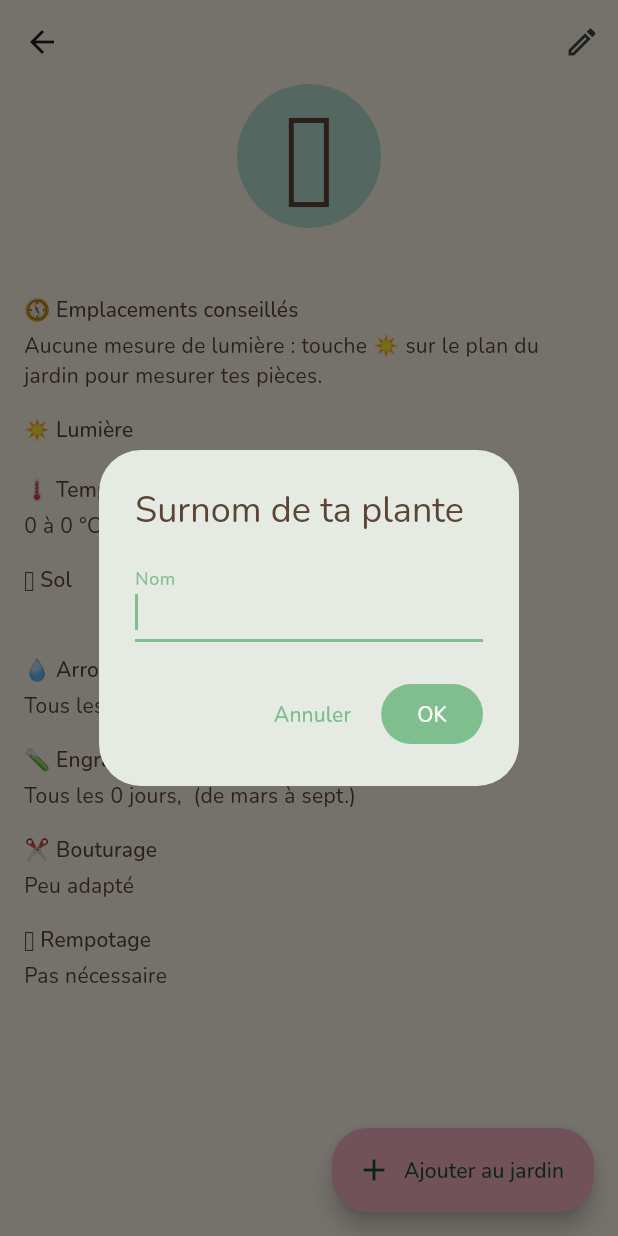
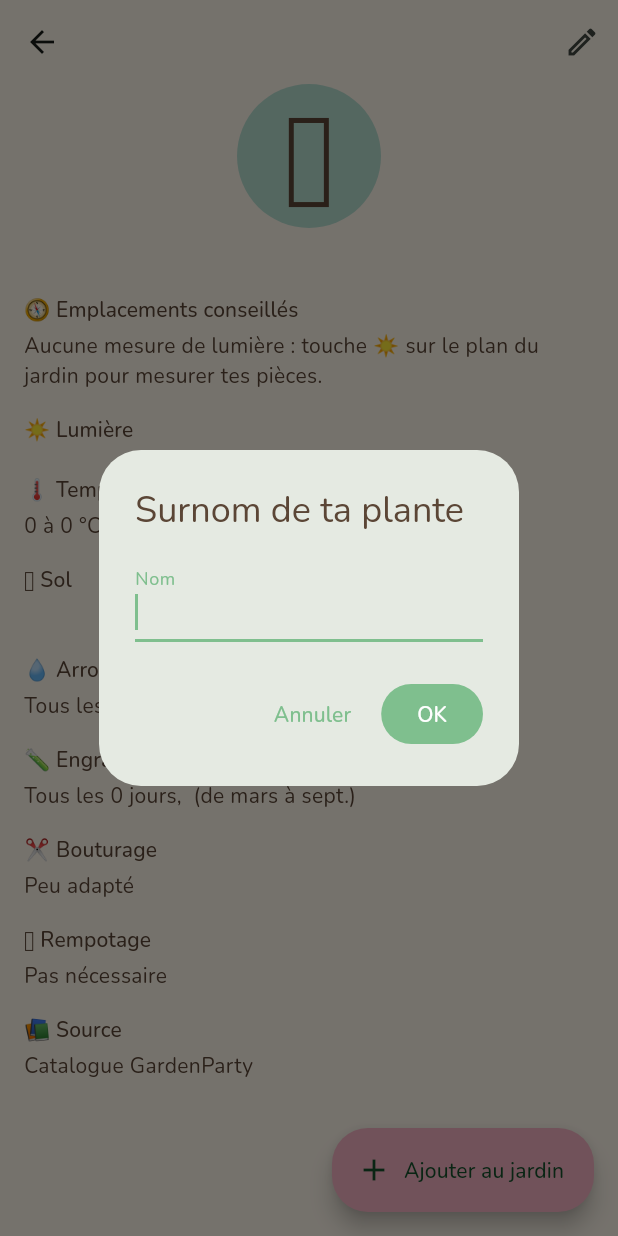
Before and after one commit to binckje/GardenParty, a Flutter app: the SpeciesScreen screen opened directly with empty values, after a tap on "Ajouter au jardin", on a phone screen of 412 x 824 dp. Run offline on Flutter 3.47's test engine with Material 3 defaults, Android fonts, the phone set to English and light mode, and no system bars; our stand-ins replace camera, drift, drift_flutter, file_picker, flutter_local_notifications, flutter_riverpod and 7 more; missing offline and left inert: file_saver, googleapis, light; accounts and stored records are empty; generated files the repository leaves out were written again; statements that could not run were skipped.

Commit message:
Show where each species sheet comes from
Species sheets end with a source section (Perenual, Tela Botanica, GBIF,
custom or bundled catalog) linking to the original page; online search
results and photo suggestions name their source too.

Co-Authored-By: Claude Opus 5.5 <noreply@anthropic.com>
Claude-Session: https://claude.ai/code/session_012WfHCE7zDwsinPgR5AXGEh

```diff
--- a/lib/data/api/species_mapper.dart
+++ b/lib/data/api/species_mapper.dart
@@ -8,7 +8,7 @@ PlantSpecies perenualToSpecies(Map<String, dynamic> j, {String? frenchName, Stri
   final hardinessMin = _usdaZone(j['hardiness']?['min']);
   final indoor = j['indoor'] == true;
   return PlantSpecies(
-    id: 'perenual-${j['id']}',
+    id: '$perenualSpeciesPrefix${j['id']}',
     scientificName: scientificName ?? PerenualClient.firstScientificName(j['scientific_name']),
     commonName: frenchName ?? _capitalize((j['common_name'] as String?) ?? ''),
     imageUrl: PerenualClient.imageUrl(j['default_image']),
@@ -32,6 +32,7 @@ PlantSpecies perenualToSpecies(Map<String, dynamic> j, {String? frenchName, Stri
 
 /// Préfixe d'identifiant des fiches simplifiées (GBIF + valeurs par défaut), à ajuster par l'utilisateur.
 const gbifSpeciesPrefix = 'gbif-';
+const perenualSpeciesPrefix = 'perenual-';
 
 /// Fiche simplifiée quand Perenual n'a pas de fiche gratuite : nom et taxonomie GBIF,
 /// entretien moyen de plante d'intérieur.
@@ -50,6 +51,31 @@ PlantSpecies gbifDefaultSpecies({required int gbifKey, required String scientifi
 
 /// Préfixe d'identifiant des fiches déduites des indicateurs écologiques Tela Botanica.
 const telaSpeciesPrefix = 'tela-';
+
+/// Fiches créées dans l'éditeur.
+const customSpeciesPrefix = 'perso-';
+
+/// Origine d'une fiche, déduite de son identifiant.
+({String label, Uri? url}) speciesSource(String id) {
+  String rest(String prefix) => id.substring(prefix.length);
+  if (id.startsWith(perenualSpeciesPrefix)) {
+    return (
+      label: 'Perenual (entretien), noms français GBIF',
+      url: Uri.parse('https://perenual.com/plant-species-database-search-finder/species/${rest(perenualSpeciesPrefix)}'),
+    );
+  }
+  if (id.startsWith(telaSpeciesPrefix)) {
+    return (
+      label: 'Tela Botanica, baseflor (écologie), noms français GBIF',
+      url: Uri.parse('https://www.tela-botanica.org/bdtfx-nn-${rest(telaSpeciesPrefix)}'),
+    );
+  }
+  if (id.startsWith(gbifSpeciesPrefix)) {
+    return (label: 'GBIF (noms), entretien par défaut', url: Uri.parse('https://www.gbif.org/species/${rest(gbifSpeciesPrefix)}'));
+  }
+  if (id.startsWith(customSpeciesPrefix)) return (label: 'Fiche personnelle', url: null);
+  return (label: 'Catalogue GardenParty', url: null);
+}
 
 /// Fiche de plante d'extérieur déduite du milieu naturel (Baseflor) : lumière d'Ellenberg (1–9),
 /// température (1–9), humidité du sol (1–12), réaction et nutriments du sol.
--- a/lib/features/plants/species_editor.dart
+++ b/lib/features/plants/species_editor.dart
@@ -4,6 +4,8 @@ import 'package:flutter/material.dart';
 import 'package:flutter_riverpod/flutter_riverpod.dart';
 import 'package:image_picker/image_picker.dart';
 import 'package:uuid/uuid.dart';
+
+import '../../data/api/species_mapper.dart';
 
 import '../../data/providers.dart';
 import '../../models/garden.dart';
@@ -80,7 +82,7 @@ class _SpeciesEditorScreenState extends ConsumerState<SpeciesEditorScreen> {
       return;
     }
     final species = PlantSpecies(
-      id: widget.initial?.id ?? 'perso-${const Uuid().v4()}',
+      id: widget.initial?.id ?? '$customSpeciesPrefix${const Uuid().v4()}',
       scientificName: _scientific.text.trim(),
       commonName: _common.text.trim(),
       imageUrl: _image,
--- a/lib/features/plants/species_view.dart
+++ b/lib/features/plants/species_view.dart
@@ -1,5 +1,6 @@
 import 'package:flutter/foundation.dart';
 import 'package:flutter/material.dart';
+import 'package:url_launcher/url_launcher.dart';
 
 import '../../app/theme.dart';
 import '../../data/api/species_mapper.dart';
@@ -121,6 +122,7 @@ class SpeciesDetails extends StatelessWidget {
                 children: [Text('Cause : ${d.cause}'), Text('Remède : ${d.treatment}')],
               ),
           ])),
+        _SourceSection(speciesSource(s.id)),
       ],
     );
   }
@@ -134,6 +136,31 @@ class SpeciesDetails extends StatelessWidget {
             ? 'en ${_months[c.activeMonths.single - 1]}'
             : 'de ${_months[c.activeMonths.first - 1]} à ${_months[c.activeMonths.last - 1]}';
     return 'Tous les ${c.everyDays} jours, ${c.quantity} ($months)';
+  }
+}
+
+class _SourceSection extends StatelessWidget {
+  const _SourceSection(this.source);
+
+  final ({String label, Uri? url}) source;
+
+  @override
+  Widget build(BuildContext context) {
+    final url = source.url;
+    return _Section(
+      '📚 Source',
+      Column(crossAxisAlignment: CrossAxisAlignment.start, children: [
+        Text(source.label),
+        if (url != null)
+          InkWell(
+            onTap: () => launchUrl(url, mode: LaunchMode.externalApplication),
+            child: Text(
+              url.toString(),
+              style: TextStyle(color: Theme.of(context).colorScheme.primary, decoration: TextDecoration.underline),
+            ),
+          ),
+      ]),
+    );
   }
 }
 
```
Also changed, not shown: lib/features/plants/online_search.dart (+5 -2 lines), 3 other files.
